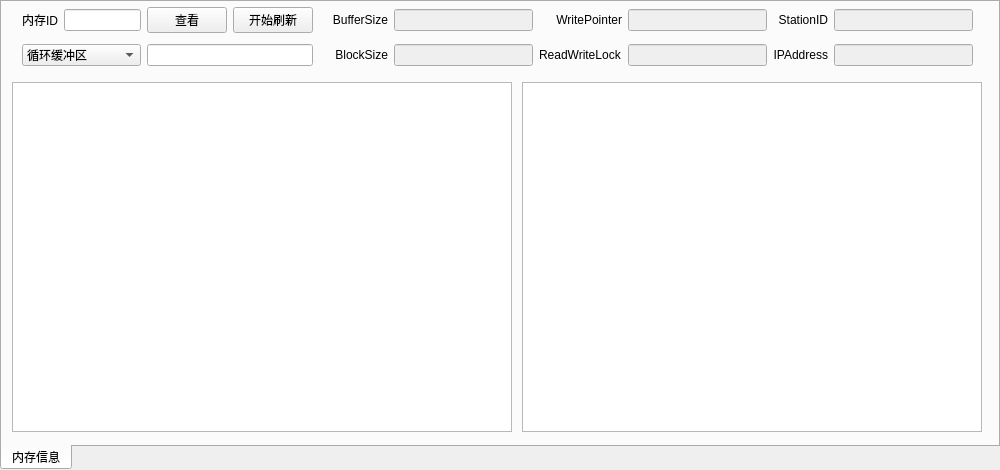
Above: widget/sharedmemoryinfo_widget.ui from yanghang8612/SMAMMainUI before the change. Below: the same form after it.
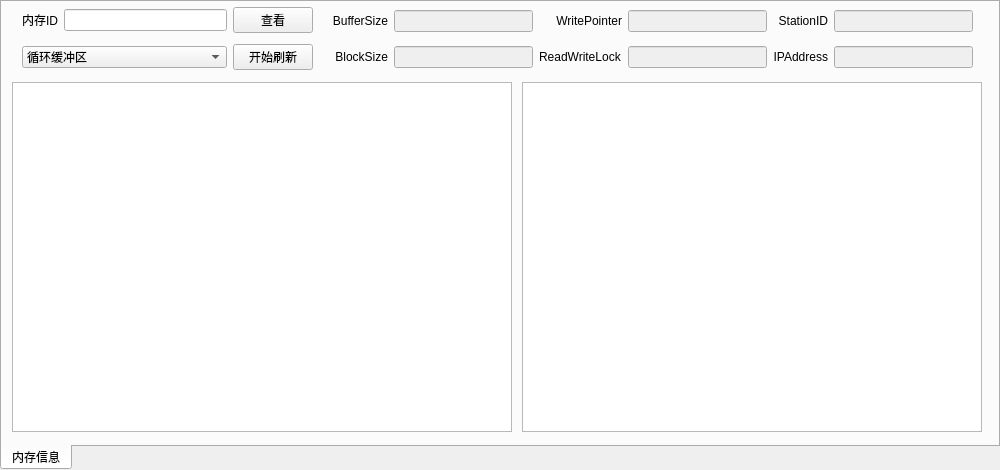
That is the form after the change.

```diff
--- a/widget/sharedmemoryinfo_widget.ui
+++ b/widget/sharedmemoryinfo_widget.ui
@@ -39,16 +39,13 @@
       <x>20</x>
       <y>0</y>
       <width>291</width>
-      <height>71</height>
+      <height>74</height>
      </rect>
     </property>
     <layout class="QGridLayout" name="gridLayout_2">
      <item row="0" column="1">
       <widget class="QLineEdit" name="memoryIDEdit"/>
      </item>
-     <item row="1" column="2" colspan="2">
-      <widget class="QLineEdit" name="itemSizeEdit"/>
-     </item>
      <item row="0" column="0">
       <widget class="QLabel" name="label">
        <property name="text">
@@ -56,19 +53,6 @@
        </property>
       </widget>
      </item>
-     <item row="0" column="3">
-      <widget class="QPushButton" name="autoUpdateButton">
-       <property name="text">
-        <string>开始刷新</string>
-       </property>
-       <property name="checkable">
-        <bool>true</bool>
-       </property>
-       <property name="checked">
-        <bool>false</bool>
-       </property>
-      </widget>
-     </item>
      <item row="1" column="0" colspan="2">
       <widget class="QComboBox" name="bufferTypeBox">
        <item>
@@ -90,6 +74,19 @@
        </property>
       </widget>
      </item>
+     <item row="1" column="2">
+      <widget class="QPushButton" name="autoUpdateButton">
+       <property name="text">
+        <string>开始刷新</string>
+       </property>
+       <property name="checkable">
+        <bool>true</bool>
+       </property>
+       <property name="checked">
+        <bool>false</bool>
+       </property>
+      </widget>
+     </item>
     </layout>
    </widget>
    <widget class="QWidget" name="layoutWidget1">
@@ -98,7 +95,7 @@
       <x>330</x>
       <y>0</y>
       <width>641</width>
-      <height>71</height>
+      <height>74</height>
      </rect>
     </property>
     <layout class="QGridLayout" name="gridLayout">
```
